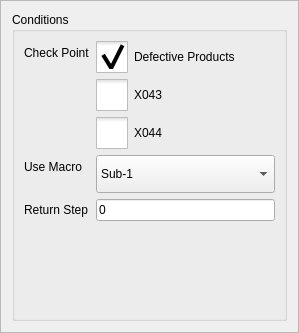
This is hcinstruction/ichcconditionpage.ui in GaussCheng/2-5AxisPunch as Qt 5 draws it before an edit. The edited form follows.
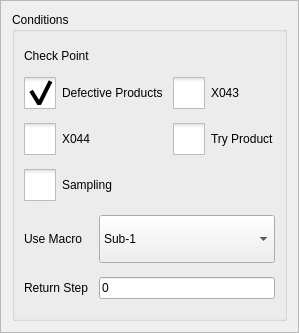
This is the edited form. Icons and pictures are not drawn. Custom widgets are drawn as their Qt base class.

```diff
--- a/hcinstruction/ichcconditionpage.ui
+++ b/hcinstruction/ichcconditionpage.ui
@@ -25,19 +25,34 @@
      <property name="title">
       <string>Conditions</string>
      </property>
-     <layout class="QFormLayout" name="formLayout">
-      <property name="fieldGrowthPolicy">
-       <enum>QFormLayout::AllNonFixedFieldsGrow</enum>
-      </property>
+     <layout class="QGridLayout" name="gridLayout">
       <item row="0" column="0">
        <widget class="QLabel" name="label">
+        <property name="sizePolicy">
+         <sizepolicy hsizetype="Preferred" vsizetype="Fixed">
+          <horstretch>0</horstretch>
+          <verstretch>0</verstretch>
+         </sizepolicy>
+        </property>
         <property name="text">
          <string>Check Point</string>
         </property>
        </widget>
       </item>
-      <item row="0" column="1">
+      <item row="1" column="0" colspan="2">
        <widget class="QCheckBox" name="defectiveProductsBox">
+        <property name="sizePolicy">
+         <sizepolicy hsizetype="Fixed" vsizetype="Fixed">
+          <horstretch>0</horstretch>
+          <verstretch>0</verstretch>
+         </sizepolicy>
+        </property>
+        <property name="minimumSize">
+         <size>
+          <width>20</width>
+          <height>0</height>
+         </size>
+        </property>
         <property name="styleSheet">
          <string notr="true">::indicator {
      width: 32px;
@@ -71,7 +86,7 @@
         </property>
        </widget>
       </item>
-      <item row="1" column="1">
+      <item row="1" column="2">
        <widget class="QCheckBox" name="x043checkBox">
         <property name="styleSheet">
          <string notr="true">::indicator {
@@ -103,7 +118,7 @@
         </property>
        </widget>
       </item>
-      <item row="2" column="1">
+      <item row="2" column="0">
        <widget class="QCheckBox" name="x044checkBox">
         <property name="styleSheet">
          <string notr="true">::indicator {
@@ -135,14 +150,78 @@
         </property>
        </widget>
       </item>
-      <item row="3" column="0">
+      <item row="2" column="2">
+       <widget class="QCheckBox" name="tryProductBox">
+        <property name="styleSheet">
+         <string notr="true">::indicator {
+     width: 32px;
+     height: 32px;
+ }
+
+::indicator:unchecked 
+{
+     image: url(:/resource/check_unchecked.png);
+ }
+::indicator:checked 
+{
+     image: url(:/resource/check_checked.png);
+ }
+
+QRadioButton::indicator:checked:disabled
+{
+ image: url(:/resource/check_checked_disable.png);
+}
+
+QRadioButton::indicator:unchecked:disabled
+{
+ image: url(:/resource/check_unchecked_disable.png);
+}</string>
+        </property>
+        <property name="text">
+         <string>Try Product</string>
+        </property>
+       </widget>
+      </item>
+      <item row="3" column="0" colspan="2">
+       <widget class="QCheckBox" name="samplingBox">
+        <property name="styleSheet">
+         <string notr="true">::indicator {
+     width: 32px;
+     height: 32px;
+ }
+
+::indicator:unchecked 
+{
+     image: url(:/resource/check_unchecked.png);
+ }
+::indicator:checked 
+{
+     image: url(:/resource/check_checked.png);
+ }
+
+QRadioButton::indicator:checked:disabled
+{
+ image: url(:/resource/check_checked_disable.png);
+}
+
+QRadioButton::indicator:unchecked:disabled
+{
+ image: url(:/resource/check_unchecked_disable.png);
+}</string>
+        </property>
+        <property name="text">
+         <string>Sampling</string>
+        </property>
+       </widget>
+      </item>
+      <item row="4" column="0">
        <widget class="QLabel" name="label_2">
         <property name="text">
          <string>Use Macro</string>
         </property>
        </widget>
       </item>
-      <item row="3" column="1">
+      <item row="4" column="1" colspan="2">
        <widget class="QComboBox" name="subComboBox">
         <property name="enabled">
          <bool>true</bool>
@@ -210,14 +289,14 @@
         </item>
        </widget>
       </item>
-      <item row="4" column="0">
+      <item row="5" column="0">
        <widget class="QLabel" name="label_3">
         <property name="text">
          <string>Return Step</string>
         </property>
        </widget>
       </item>
-      <item row="4" column="1">
+      <item row="5" column="1" colspan="2">
        <widget class="ICLineEditWithVirtualNumericKeypad" name="returnLineEdit">
         <property name="text">
          <string>0</string>
```
Left out of the diff: 6 changed lines with no effect on the pictures.
